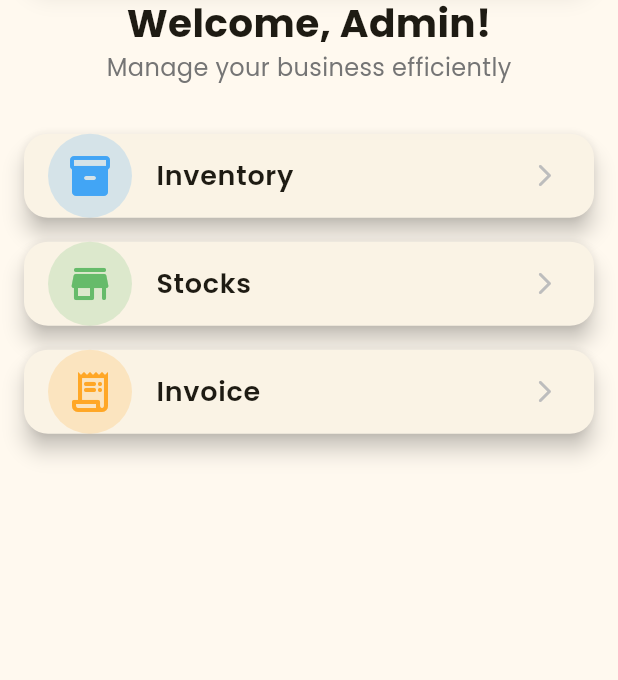
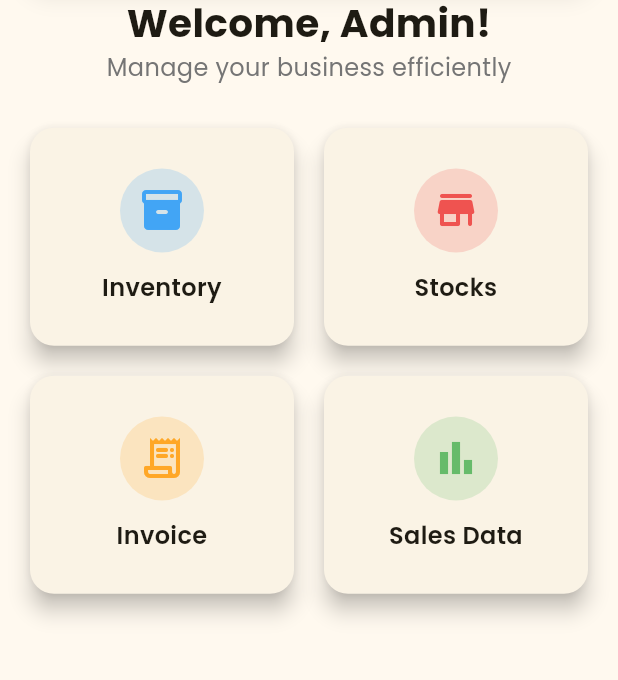
Before and after one commit to deepakdas-d/fine_foods, a Flutter app: the Dashboard screen opened directly, on a phone screen of 412 x 824 dp, the part 416-1096 px from its top. Run offline on Flutter 3.47's test engine with Material 3 defaults, Android fonts, the phone set to English and light mode, and no system bars; our stand-ins replace cloud_firestore, device_info_plus, firebase_core, get, google_fonts, open_file and 3 more; missing offline and left inert: flutter_pdfview; accounts and stored records are empty.

Commit message:
data datable

```diff
--- a/lib/ADMIN/dashboard/dashboard.dart
+++ b/lib/ADMIN/dashboard/dashboard.dart
@@ -1,6 +1,7 @@
 import 'package:fine_foods/ADMIN/Inventory/inventary.dart';
 import 'package:fine_foods/ADMIN/Stocks/stocks.dart';
 import 'package:fine_foods/ADMIN/invoice_generator/invoice_generator.dart';
+import 'package:fine_foods/ADMIN/sales_data/Sales_Growth.dart';
 import 'package:flutter/material.dart';
 import 'package:get/get.dart';
 import 'package:google_fonts/google_fonts.dart';
@@ -24,7 +25,7 @@ class Dashboard extends StatelessWidget {
       _DashboardItem(
         title: "Stocks",
         icon: Icons.store_rounded,
-        color: Colors.green.shade400,
+        color: Colors.red.shade400,
         page: Stocks(),
       ),
       _DashboardItem(
@@ -32,6 +33,12 @@ class Dashboard extends StatelessWidget {
         icon: Icons.receipt_long_rounded,
         color: Colors.orange.shade400,
         page: InvoiceGenerator(),
+      ),
+      _DashboardItem(
+        title: "Sales Data",
+        icon: Icons.bar_chart_outlined,
+        color: Colors.green.shade400,
+        page: SalesGrowth(),
       ),
     ];
 
@@ -92,10 +99,16 @@ class Dashboard extends StatelessWidget {
 
               /// 🔹 Dashboard Menu Grid
               /// 🔹 Dashboard Menu List
-              ListView.builder(
+              GridView.builder(
                 shrinkWrap: true,
                 physics: const NeverScrollableScrollPhysics(),
                 itemCount: menuItems.length,
+                gridDelegate: const SliverGridDelegateWithFixedCrossAxisCount(
+                  crossAxisCount: 2, // number of columns
+                  crossAxisSpacing: 12, // horizontal spacing
+                  mainAxisSpacing: 12, // vertical spacing
+                  childAspectRatio: 1.2, // width/height ratio
+                ),
                 itemBuilder: (context, index) {
                   final item = menuItems[index];
                   return Card(
@@ -103,25 +116,34 @@ class Dashboard extends StatelessWidget {
                     shape: RoundedRectangleBorder(
                       borderRadius: BorderRadius.circular(16),
                     ),
-                    margin: const EdgeInsets.symmetric(vertical: 8),
-                    child: ListTile(
+                    child: InkWell(
+                      borderRadius: BorderRadius.circular(16),
                       onTap: () => Get.to(() => item.page),
-                      leading: CircleAvatar(
+                      child: Padding(
+                        padding: const EdgeInsets.all(16),
+                        child: Column(
+                          mainAxisAlignment: MainAxisAlignment.center,
+                          children: [
+                            CircleAvatar(
                               radius: 28,
                               backgroundColor: item.color.withOpacity(0.2),
-                        child: Icon(item.icon, size: 32, color: item.color),
+                              child: Icon(
+                                item.icon,
+                                size: 32,
+                                color: item.color,
                               ),
-                      title: Text(
+                            ),
+                            const SizedBox(height: 12),
+                            Text(
                               item.title,
+                              textAlign: TextAlign.center,
                               style: GoogleFonts.poppins(
-                          fontSize: 18,
+                                fontSize: 16,
                                 fontWeight: FontWeight.w600,
                               ),
                             ),
-                      trailing: Icon(
-                        Icons.arrow_forward_ios_rounded,
-                        color: Colors.grey[400],
-                        size: 18,
+                          ],
+                        ),
                       ),
                     ),
                   );
```
Also changed, not shown: lib/ADMIN/Inventory/inventary.dart (+7 -5 lines), lib/ADMIN/sales_data/Sales_Growth.dart (added, +82 -0 lines), lib/ADMIN/sales_data/Sales_Growth_controller.dart (added, +92 -0 lines). Lines whose indentation alone changed are shown as unchanged.
